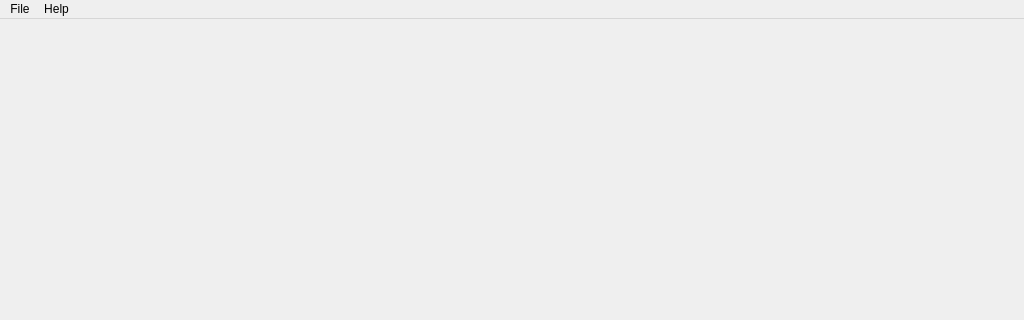
This is gui/mainWindow.ui in brunoroy/cloudshop as Qt 5 draws it before an edit; both pictures show x 0 to 1024 and y 0 to 320 of the 1024 by 871 pixel window. The edited form follows.
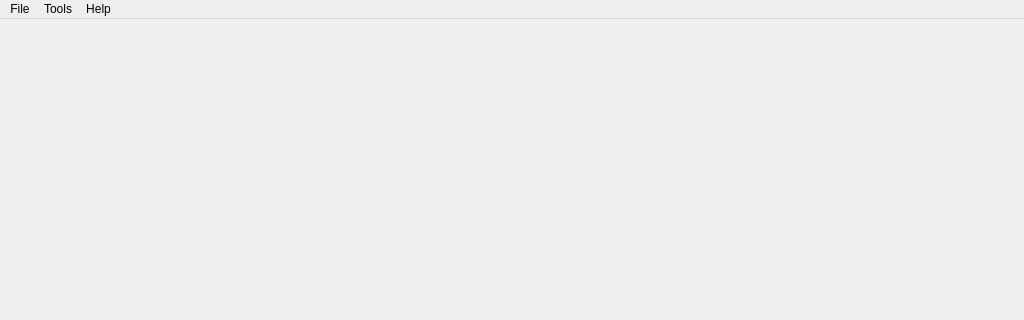
This is the edited form.

The edit to the form file:
```diff
--- a/gui/mainWindow.ui
+++ b/gui/mainWindow.ui
@@ -122,7 +122,14 @@
     </property>
     <addaction name="actionAbout"/>
    </widget>
+   <widget class="QMenu" name="menuTools">
+    <property name="title">
+     <string>Tools</string>
+    </property>
+    <addaction name="actionMatching"/>
+   </widget>
    <addaction name="menuFile"/>
+   <addaction name="menuTools"/>
    <addaction name="menuAbout"/>
   </widget>
   <action name="actionQuit">
```
Left out of the diff: 11 changed lines with no effect on the pictures.
